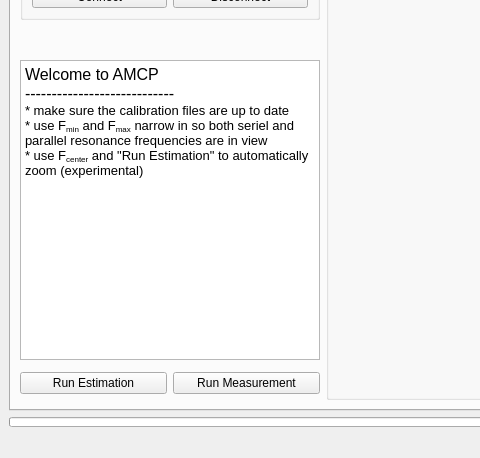
The window that python3/gui/amcp_test.ui (Battosai42/amcp) describes before a commit, drawn with Qt 5; both pictures show x 0 to 480 and y 310 to 768 of the 1152 by 768 pixel window.
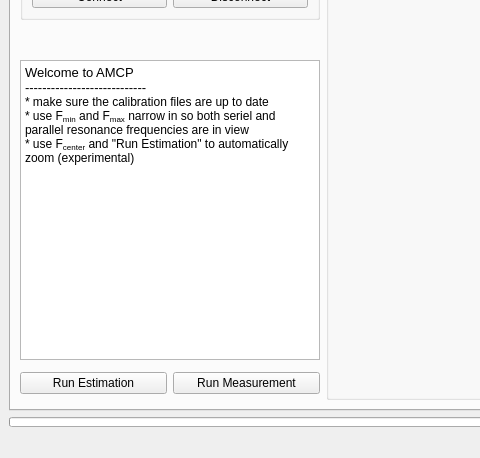
The same window after the commit. Icons and pictures are not drawn. Custom widgets are drawn as their Qt base class.

What changed in the file:
```diff
--- a/python3/gui/amcp_test.ui
+++ b/python3/gui/amcp_test.ui
@@ -358,14 +358,14 @@
            <string>&lt;!DOCTYPE HTML PUBLIC &quot;-//W3C//DTD HTML 4.0//EN&quot; &quot;http://www.w3.org/TR/REC-html40/strict.dtd&quot;&gt;
 &lt;html&gt;&lt;head&gt;&lt;meta name=&quot;qrichtext&quot; content=&quot;1&quot; /&gt;&lt;style type=&quot;text/css&quot;&gt;
 p, li { white-space: pre-wrap; }
-&lt;/style&gt;&lt;/head&gt;&lt;body style=&quot; font-family:'Ubuntu'; font-size:12pt; font-weight:400; font-style:normal;&quot;&gt;
-&lt;p style=&quot; margin-top:0px; margin-bottom:0px; margin-left:0px; margin-right:0px; -qt-block-indent:0; text-indent:0px;&quot;&gt;Welcome to AMCP&lt;/p&gt;
-&lt;p style=&quot; margin-top:0px; margin-bottom:0px; margin-left:0px; margin-right:0px; -qt-block-indent:0; text-indent:0px;&quot;&gt;----------------------------&lt;/p&gt;
-&lt;p style=&quot; margin-top:0px; margin-bottom:0px; margin-left:0px; margin-right:0px; -qt-block-indent:0; text-indent:0px;&quot;&gt;&lt;span style=&quot; font-size:10pt;&quot;&gt;* make sure the calibration files are up to date&lt;/span&gt;&lt;/p&gt;
-&lt;p style=&quot; margin-top:0px; margin-bottom:0px; margin-left:0px; margin-right:0px; -qt-block-indent:0; text-indent:0px;&quot;&gt;&lt;span style=&quot; font-size:10pt;&quot;&gt;* use F&lt;/span&gt;&lt;span style=&quot; font-size:10pt; vertical-align:sub;&quot;&gt;min&lt;/span&gt;&lt;span style=&quot; font-size:10pt;&quot;&gt; and F&lt;/span&gt;&lt;span style=&quot; font-size:10pt; vertical-align:sub;&quot;&gt;max&lt;/span&gt;&lt;span style=&quot; font-size:10pt;&quot;&gt; narrow in so both seriel and parallel resonance frequencies are in view&lt;/span&gt;&lt;/p&gt;
-&lt;p style=&quot; margin-top:0px; margin-bottom:0px; margin-left:0px; margin-right:0px; -qt-block-indent:0; text-indent:0px;&quot;&gt;&lt;span style=&quot; font-size:10pt;&quot;&gt;* use F&lt;/span&gt;&lt;span style=&quot; font-size:10pt; vertical-align:sub;&quot;&gt;center&lt;/span&gt;&lt;span style=&quot; font-size:10pt;&quot;&gt; and &amp;quot;Run Estimation&amp;quot; to automatically zoom (experimental)&lt;/span&gt;&lt;/p&gt;
-&lt;p style=&quot;-qt-paragraph-type:empty; margin-top:0px; margin-bottom:0px; margin-left:0px; margin-right:0px; -qt-block-indent:0; text-indent:0px; font-size:11pt;&quot;&gt;&lt;br /&gt;&lt;/p&gt;
-&lt;p style=&quot;-qt-paragraph-type:empty; margin-top:0px; margin-bottom:0px; margin-left:0px; margin-right:0px; -qt-block-indent:0; text-indent:0px; font-size:11pt;&quot;&gt;&lt;br /&gt;&lt;/p&gt;&lt;/body&gt;&lt;/html&gt;</string>
+&lt;/style&gt;&lt;/head&gt;&lt;body style=&quot; font-family:'MS Shell Dlg 2'; font-size:7.8pt; font-weight:400; font-style:normal;&quot;&gt;
+&lt;p style=&quot; margin-top:0px; margin-bottom:0px; margin-left:0px; margin-right:0px; -qt-block-indent:0; text-indent:0px;&quot;&gt;&lt;span style=&quot; font-family:'Ubuntu'; font-size:10pt;&quot;&gt;Welcome to AMCP&lt;/span&gt;&lt;/p&gt;
+&lt;p style=&quot; margin-top:0px; margin-bottom:0px; margin-left:0px; margin-right:0px; -qt-block-indent:0; text-indent:0px;&quot;&gt;&lt;span style=&quot; font-family:'Ubuntu'; font-size:10pt;&quot;&gt;----------------------------&lt;/span&gt;&lt;/p&gt;
+&lt;p style=&quot; margin-top:0px; margin-bottom:0px; margin-left:0px; margin-right:0px; -qt-block-indent:0; text-indent:0px;&quot;&gt;&lt;span style=&quot; font-family:'Ubuntu'; font-size:9pt;&quot;&gt;* make sure the calibration files are up to date&lt;/span&gt;&lt;/p&gt;
+&lt;p style=&quot; margin-top:0px; margin-bottom:0px; margin-left:0px; margin-right:0px; -qt-block-indent:0; text-indent:0px;&quot;&gt;&lt;span style=&quot; font-family:'Ubuntu'; font-size:9pt;&quot;&gt;* use F&lt;/span&gt;&lt;span style=&quot; font-family:'Ubuntu'; font-size:9pt; vertical-align:sub;&quot;&gt;min&lt;/span&gt;&lt;span style=&quot; font-family:'Ubuntu'; font-size:9pt;&quot;&gt; and F&lt;/span&gt;&lt;span style=&quot; font-family:'Ubuntu'; font-size:9pt; vertical-align:sub;&quot;&gt;max&lt;/span&gt;&lt;span style=&quot; font-family:'Ubuntu'; font-size:9pt;&quot;&gt; narrow in so both seriel and parallel resonance frequencies are in view&lt;/span&gt;&lt;/p&gt;
+&lt;p style=&quot; margin-top:0px; margin-bottom:0px; margin-left:0px; margin-right:0px; -qt-block-indent:0; text-indent:0px;&quot;&gt;&lt;span style=&quot; font-family:'Ubuntu'; font-size:9pt;&quot;&gt;* use F&lt;/span&gt;&lt;span style=&quot; font-family:'Ubuntu'; font-size:9pt; vertical-align:sub;&quot;&gt;center&lt;/span&gt;&lt;span style=&quot; font-family:'Ubuntu'; font-size:9pt;&quot;&gt; and &amp;quot;Run Estimation&amp;quot; to automatically zoom (experimental)&lt;/span&gt;&lt;/p&gt;
+&lt;p style=&quot;-qt-paragraph-type:empty; margin-top:0px; margin-bottom:0px; margin-left:0px; margin-right:0px; -qt-block-indent:0; text-indent:0px; font-family:'Ubuntu'; font-size:10pt;&quot;&gt;&lt;br /&gt;&lt;/p&gt;
+&lt;p style=&quot;-qt-paragraph-type:empty; margin-top:0px; margin-bottom:0px; margin-left:0px; margin-right:0px; -qt-block-indent:0; text-indent:0px; font-family:'Ubuntu'; font-size:11pt;&quot;&gt;&lt;br /&gt;&lt;/p&gt;&lt;/body&gt;&lt;/html&gt;</string>
           </property>
           <property name="textInteractionFlags">
            <set>Qt::NoTextInteraction</set>
```
Left out of the diff: 6 changed lines with no effect on the pictures.
